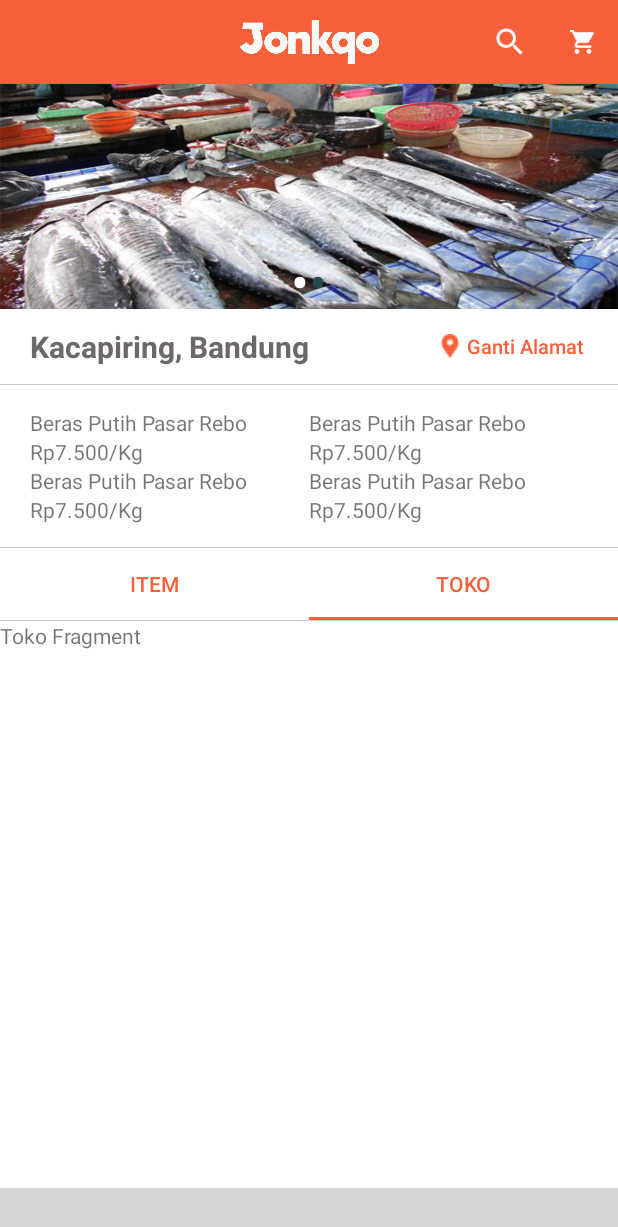
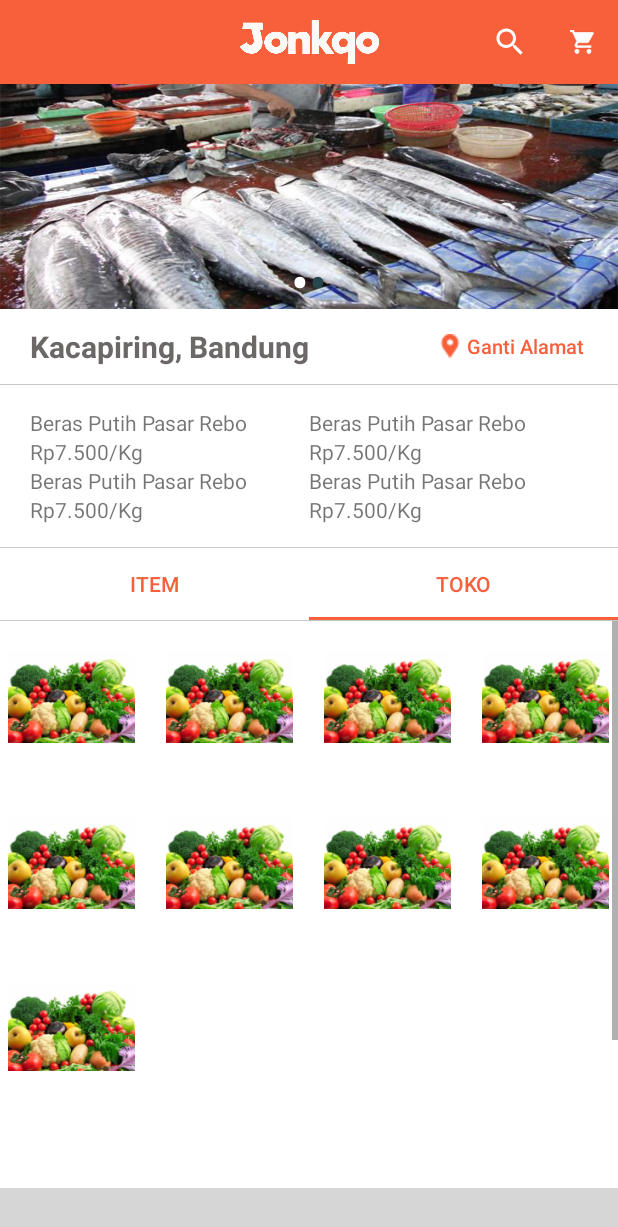
Before and after one commit to ziterz/Jonqko, an Android app: the ItemFragment screen opened directly, with no data from a screen before it, tab 2 chosen, on a phone screen of 412 x 824 dp. Shown: the top 1227 px of the screen. Run offline under Robolectric (Android 15) with nearby library versions, the phone set to English and light mode, and no system bars; libraries missing offline, so code that uses them is left out: com.ittianyu.bottomnavigationviewex; plain views replace BottomNavigationViewEx; 7 statements that could not run were skipped; grey boxes are pictures that could not be loaded.

Commit message:
Add Arraylist img on Item and Toko TabLayout

```diff
--- a/app/src/main/java/com/ziterz/jonqko/HomeFragment.java
+++ b/app/src/main/java/com/ziterz/jonqko/HomeFragment.java
@@ -17,6 +17,7 @@ import android.view.MenuItem;
 import android.view.View;
 import android.view.ViewGroup;
 import android.widget.Button;
+import android.widget.GridView;
 import android.widget.LinearLayout;
 import android.widget.TextView;
 import android.widget.Toast;
@@ -49,6 +50,7 @@ public class HomeFragment extends Fragment {
         Toolbar toolbar = (Toolbar) view.findViewById(R.id.toolbarHome);
         ((AppCompatActivity)getActivity()).setSupportActionBar(toolbar);
         ((AppCompatActivity)getActivity()).getSupportActionBar().setTitle(null);
+
 
         viewPager = (ViewPager)view.findViewById(R.id.view_pager_home);
         dotsLayout = (LinearLayout)view.findViewById(R.id.layoutDotsHome);
--- /dev/null
+++ b/app/src/main/java/com/ziterz/jonqko/Item.java
@@ -0,0 +1,52 @@
+package com.ziterz.jonqko;
+
+import android.os.Parcel;
+import android.os.Parcelable;
+
+/**
+ * Created by ziterz on 10/23/2017.
+ */
+
+public class Item implements Parcelable {
+    int img;
+
+    public Item(int img) {
+        this.img = img;
+    }
+
+    public int getImg() {
+        return img;
+    }
+
+    public void setImg(int img) {
+        this.img = img;
+    }
+
+
+
+    @Override
+    public int describeContents() {
+        return 0;
+    }
+
+    @Override
+    public void writeToParcel(Parcel dest, int flags) {
+        dest.writeInt(this.img);
+    }
+
+    protected Item(Parcel in) {
+        this.img = in.readInt();
+    }
+
+    public static final Parcelable.Creator<Item> CREATOR = new Parcelable.Creator<Item>() {
+        @Override
+        public Item createFromParcel(Parcel source) {
+            return new Item(source);
+        }
+
+        @Override
+        public Item[] newArray(int size) {
+            return new Item[size];
+        }
+    };
+}
--- /dev/null
+++ b/app/src/main/java/com/ziterz/jonqko/ItemAdapter.java
@@ -0,0 +1,64 @@
+package com.ziterz.jonqko;
+
+import android.content.Context;
+import android.view.LayoutInflater;
+import android.view.View;
+import android.view.ViewGroup;
+import android.widget.BaseAdapter;
+import android.widget.GridView;
+import android.widget.ImageView;
+import android.widget.TextView;
+
+import java.util.ArrayList;
+
+/**
+ * Created by ziterz on 10/21/2017.
+ */
+
+public class ItemAdapter extends BaseAdapter {
+
+    Context context;
+    ArrayList<Item> arrayList;
+
+    public ItemAdapter(Context context, ArrayList<Item> arrayList){
+        this.context = context;
+        this.arrayList = arrayList;
+    }
+
+    @Override
+    public int getCount() {
+        return arrayList.size();
+    }
+
+    @Override
+    public Object getItem(int position) {
+        return arrayList.get(position);
+    }
+
+    @Override
+    public long getItemId(int position) {
+        return 0;
+    }
+
+    @Override
+    public View getView(int position, View convertView, ViewGroup parent) {
+        View view = convertView;
+        ViewHolder holder = new ViewHolder();
+
+        if (view == null){
+            LayoutInflater inflater = (LayoutInflater) context.getSystemService(Context.LAYOUT_INFLATER_SERVICE);
+            view = inflater.inflate(R.layout.item, null);
+        }
+
+        holder.img = (ImageView) view.findViewById(R.id.img);
+
+        Item item = arrayList.get(position);
+        holder.img.setImageResource(item.getImg());
+
+        return view;
+    }
+
+    static class ViewHolder {
+        ImageView img;
+    }
+}
--- a/app/src/main/java/com/ziterz/jonqko/ItemFragment.java
+++ b/app/src/main/java/com/ziterz/jonqko/ItemFragment.java
@@ -2,10 +2,15 @@ package com.ziterz.jonqko;
 
 
 import android.os.Bundle;
+import android.support.annotation.Nullable;
 import android.support.v4.app.Fragment;
 import android.view.LayoutInflater;
 import android.view.View;
 import android.view.ViewGroup;
+import android.widget.GridView;
+import android.widget.ListView;
+
+import java.util.ArrayList;
 
 
 /**
@@ -13,17 +18,42 @@ import android.view.ViewGroup;
  */
 public class ItemFragment extends Fragment {
 
+    GridView gridView;
+    ArrayList<Item> imgArrayList;
 
     public ItemFragment() {
         // Required empty public constructor
     }
 
-
     @Override
     public View onCreateView(LayoutInflater inflater, ViewGroup container,
                              Bundle savedInstanceState) {
         // Inflate the layout for this fragment
-        return inflater.inflate(R.layout.fragment_item, container, false);
+        View view = inflater.inflate(R.layout.fragment_item, container, false);
+
+        gridView = (GridView) view.findViewById(R.id.grid_view);
+
+        imgArrayList = new ArrayList<>();
+        imgArrayList.add(new Item(R.drawable.img1));
+        imgArrayList.add(new Item(R.drawable.img1));
+        imgArrayList.add(new Item(R.drawable.img1));
+        imgArrayList.add(new Item(R.drawable.img1));
+        imgArrayList.add(new Item(R.drawable.img1));
+        imgArrayList.add(new Item(R.drawable.img1));
+        imgArrayList.add(new Item(R.drawable.img1));
+        imgArrayList.add(new Item(R.drawable.img1));
+        imgArrayList.add(new Item(R.drawable.img1));
+
+        final ItemAdapter adapter = new ItemAdapter(getContext(), imgArrayList);
+        gridView.setAdapter(adapter);
+        gridView.setOnClickListener(new View.OnClickListener() {
+            @Override
+            public void onClick(View view) {
+
+            }
+        });
+
+        return view;
     }
 
 }
--- a/app/src/main/java/com/ziterz/jonqko/TokoFragment.java
+++ b/app/src/main/java/com/ziterz/jonqko/TokoFragment.java
@@ -6,6 +6,9 @@ import android.support.v4.app.Fragment;
 import android.view.LayoutInflater;
 import android.view.View;
 import android.view.ViewGroup;
+import android.widget.GridView;
+
+import java.util.ArrayList;
 
 
 /**
@@ -13,6 +16,8 @@ import android.view.ViewGroup;
  */
 public class TokoFragment extends Fragment {
 
+    GridView gridView;
+    ArrayList<Item> imgArrayList;
 
     public TokoFragment() {
         // Required empty public constructor
@@ -23,7 +28,25 @@ public class TokoFragment extends Fragment {
     public View onCreateView(LayoutInflater inflater, ViewGroup container,
                              Bundle savedInstanceState) {
         // Inflate the layout for this fragment
-        return inflater.inflate(R.layout.fragment_toko, container, false);
+        View view =  inflater.inflate(R.layout.fragment_toko, container, false);
+
+        gridView = (GridView) view.findViewById(R.id.grid_view);
+
+        imgArrayList = new ArrayList<>();
+        imgArrayList.add(new Item(R.drawable.img1));
+        imgArrayList.add(new Item(R.drawable.img1));
+        imgArrayList.add(new Item(R.drawable.img1));
+        imgArrayList.add(new Item(R.drawable.img1));
+        imgArrayList.add(new Item(R.drawable.img1));
+        imgArrayList.add(new Item(R.drawable.img1));
+        imgArrayList.add(new Item(R.drawable.img1));
+        imgArrayList.add(new Item(R.drawable.img1));
+        imgArrayList.add(new Item(R.drawable.img1));
+
+        final ItemAdapter adapter = new ItemAdapter(getContext(), imgArrayList);
+        gridView.setAdapter(adapter);
+
+        return view;
     }
 
 }
--- a/app/src/main/res/layout/fragment_home.xml
+++ b/app/src/main/res/layout/fragment_home.xml
@@ -189,8 +189,7 @@
             android:layout_width="match_parent"
             android:layout_height="wrap_content"
             android:layout_below="@+id/highlightLayoutDivader"
-            android:weightSum="8"
-            android:orientation="horizontal">
+            android:weightSum="8">
 
             <android.support.design.widget.TabLayout
                 android:id="@+id/tabHome"
@@ -213,13 +212,20 @@
             android:layout_height="0.5dp"
             android:layout_below="@+id/grouptabHome"
             android:background="@color/colorLine" />
-        <android.support.v4.view.ViewPager
+        <LinearLayout
+            android:layout_width="match_parent"
+            android:layout_height="wrap_content"
             android:layout_below="@+id/tablayoutDivader"
-            xmlns:android="http://schemas.android.com/apk/res/android"
-            android:id="@+id/pager"
-            android:layout_width="match_parent"
-            android:layout_height="200dp">
-        </android.support.v4.view.ViewPager>
+            android:weightSum="8"
+            android:baselineAligned="false">
+            <android.support.v4.view.ViewPager
+                android:layout_below="@+id/tablayoutDivader"
+                android:id="@+id/pager"
+                android:layout_width="match_parent"
+                android:layout_height="300dp">
+            </android.support.v4.view.ViewPager>
+        </LinearLayout>
+
 
     </RelativeLayout>
 
--- a/app/src/main/res/layout/fragment_item.xml
+++ b/app/src/main/res/layout/fragment_item.xml
@@ -4,16 +4,11 @@
     android:layout_height="match_parent"
     tools:context="com.ziterz.jonqko.ItemFragment">
 
-    <GridView xmlns:android="http://schemas.android.com/apk/res/android"
+    <GridView
         android:id="@+id/grid_view"
-        android:layout_width="fill_parent"
-        android:layout_height="fill_parent"
-        android:numColumns="auto_fit"
-        android:columnWidth="90dp"
-        android:horizontalSpacing="10dp"
-        android:verticalSpacing="10dp"
-        android:gravity="center"
-        android:stretchMode="columnWidth" >
+        android:numColumns="3"
+        android:layout_width="match_parent"
+        android:layout_height="match_parent">
 
     </GridView>
 
--- a/app/src/main/res/layout/fragment_toko.xml
+++ b/app/src/main/res/layout/fragment_toko.xml
@@ -4,10 +4,17 @@
     android:layout_height="match_parent"
     tools:context="com.ziterz.jonqko.TokoFragment">
 
-    <!-- TODO: Update blank fragment layout -->
-    <TextView
+    <GridView xmlns:android="http://schemas.android.com/apk/res/android"
+        android:id="@+id/grid_view"
         android:layout_width="match_parent"
         android:layout_height="match_parent"
-        android:text="Toko Fragment" />
+        android:numColumns="auto_fit"
+        android:columnWidth="90dp"
+        android:horizontalSpacing="10dp"
+        android:verticalSpacing="10dp"
+        android:gravity="center"
+        android:stretchMode="columnWidth" >
+
+    </GridView>
 
 </FrameLayout>
--- /dev/null
+++ b/app/src/main/res/layout/item.xml
@@ -0,0 +1,13 @@
+<?xml version="1.0" encoding="utf-8"?>
+<RelativeLayout xmlns:android="http://schemas.android.com/apk/res/android"
+    android:orientation="vertical" android:layout_width="match_parent"
+    android:layout_height="match_parent"
+    android:padding="5dp">
+
+    <ImageView
+        android:layout_centerHorizontal="true"
+        android:id="@+id/img"
+        android:layout_width="90dp"
+        android:layout_height="90dp" />
+
+</RelativeLayout>
```
Also changed, not shown: app/src/main/res/drawable-hdpi/img1.png (added), app/src/main/res/drawable-mdpi/img1.png (added), app/src/main/res/drawable-xhdpi/img1.png (added), app/src/main/res/drawable-xxhdpi/img1.png (added), app/src/main/res/drawable-xxxhdpi/img1.png (added).
